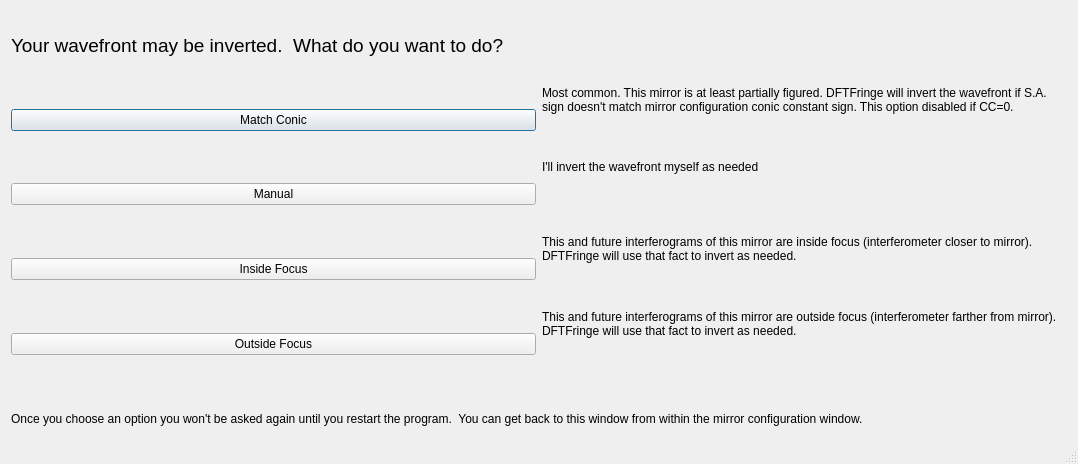
This is autoinvertdlg.ui in githubdoe/DFTFringe as Qt 5 draws it before an edit. The edited form follows.
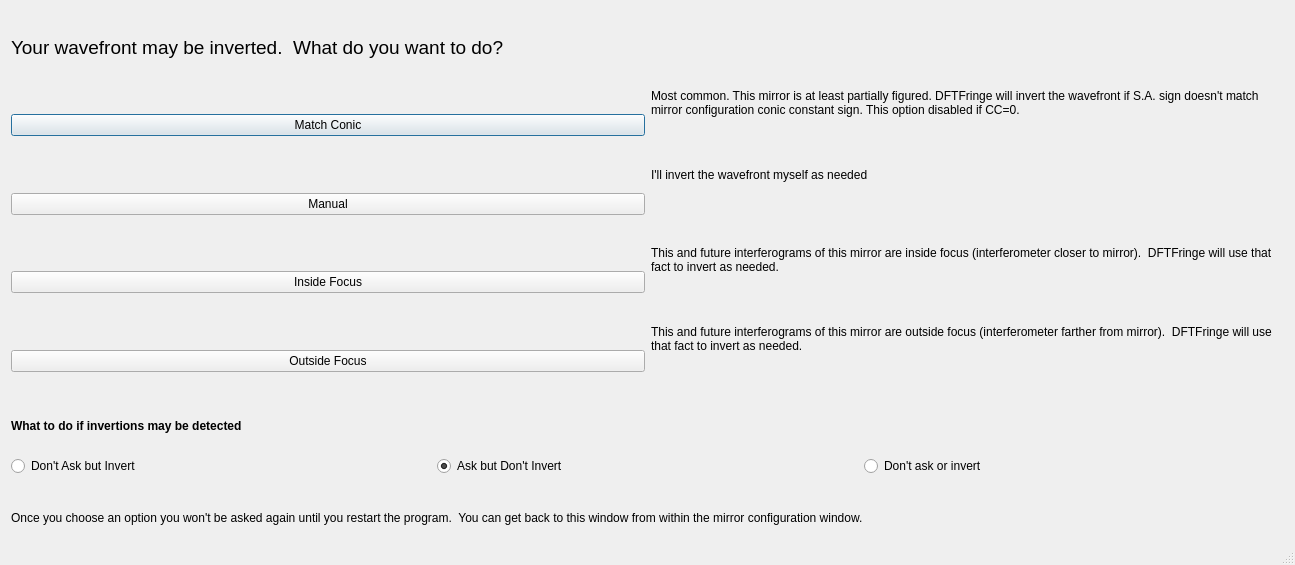
This is the edited form.

Patch:
```diff
--- a/autoinvertdlg.ui
+++ b/autoinvertdlg.ui
@@ -6,8 +6,8 @@
    <rect>
     <x>0</x>
     <y>0</y>
-    <width>1078</width>
-    <height>464</height>
+    <width>1295</width>
+    <height>565</height>
    </rect>
   </property>
   <property name="sizePolicy">
@@ -137,6 +137,48 @@
      </item>
     </layout>
    </item>
+   <item>
+    <layout class="QVBoxLayout" name="verticalLayout_2">
+     <item>
+      <widget class="QLabel" name="label_5">
+       <property name="text">
+        <string>&lt;html&gt;&lt;head/&gt;&lt;body&gt;&lt;p&gt;&lt;span style=&quot; font-weight:700;&quot;&gt;What to do if invertions may be detected&lt;/span&gt;&lt;/p&gt;&lt;/body&gt;&lt;/html&gt;</string>
+       </property>
+       <property name="wordWrap">
+        <bool>true</bool>
+       </property>
+      </widget>
+     </item>
+     <item>
+      <layout class="QHBoxLayout" name="horizontalLayout_5">
+       <item>
+        <widget class="QRadioButton" name="InvertWithoutAskingRb">
+         <property name="text">
+          <string>Don't Ask but Invert</string>
+         </property>
+        </widget>
+       </item>
+       <item>
+        <widget class="QRadioButton" name="AskDoNotInvertRb">
+         <property name="text">
+          <string>Ask but Don't Invert</string>
+         </property>
+         <property name="checked">
+          <bool>true</bool>
+         </property>
+        </widget>
+       </item>
+       <item>
+        <widget class="QRadioButton" name="DoNotAskorInvertRb">
+         <property name="text">
+          <string>Don't ask or invert</string>
+         </property>
+        </widget>
+       </item>
+      </layout>
+     </item>
+    </layout>
+   </item>
    <item>
     <widget class="QLabel" name="label_6">
      <property name="text">
```
Left out of the diff: 2 changed lines with no effect on the pictures.
